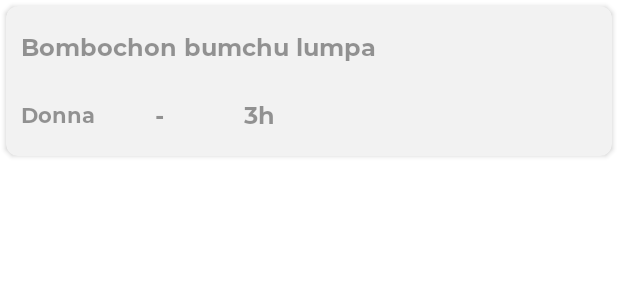
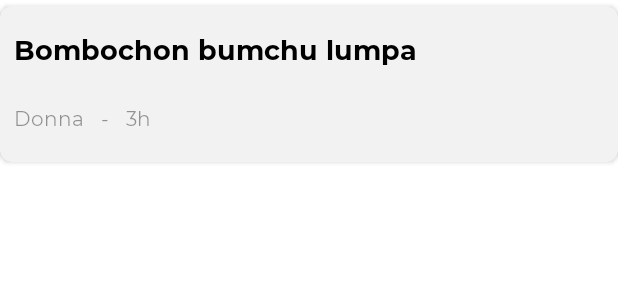
Before and after one commit to makhnnar/HNMob, an Android app: the layout view_holder_hit.xml on its own in the app's theme, with its tools: preview values and no code run, on a phone screen of 412 x 824 dp. Shown: the top 300 px of the screen. Run offline under Robolectric (Android 15) with nearby library versions, the phone set to English and light mode, and no system bars.

Commit message:
holder
:hammer: fixed style item

```diff
--- a/app/src/main/java/com/pedrogomez/hnmob/repository/local/HitsDao.kt
+++ b/app/src/main/java/com/pedrogomez/hnmob/repository/local/HitsDao.kt
@@ -7,10 +7,10 @@ import com.pedrogomez.hnmob.models.db.HitTable
 @Dao
 interface HitsDao {
 
-    @Query(value = "SELECT * from hit_table WHERE hit_table.isDeleted=:filter")
+    @Query(value = "SELECT * from hit_table WHERE hit_table.isDeleted=:filter ORDER BY created_at_i DESC")
     fun getAllHits(filter:Boolean = false): List<HitTable>
 
-    @Query(value = "SELECT * from hit_table WHERE hit_table.isDeleted=:filter")
+    @Query(value = "SELECT * from hit_table WHERE hit_table.isDeleted=:filter ORDER BY created_at_i DESC")
     fun observeHits(filter:Boolean = false): LiveData<List<HitTable>>
 
     @Insert(onConflict = OnConflictStrategy.IGNORE)
--- a/app/src/main/res/layout/view_holder_hit.xml
+++ b/app/src/main/res/layout/view_holder_hit.xml
@@ -5,8 +5,8 @@
     xmlns:tools="http://schemas.android.com/tools"
     android:id="@+id/itemRowContainer"
     android:layout_width="match_parent"
-    android:layout_height="100dp"
-    android:layout_margin="4dp"
+    android:layout_height="104dp"
+    android:layout_marginTop="4dp"
     app:cardCornerRadius="8dp"
     app:cardBackgroundColor="@color/white_gray">
 
@@ -14,12 +14,12 @@
         android:id="@+id/clBgCard"
         android:layout_width="match_parent"
         android:layout_height="match_parent"
-        android:layout_margin="2dp"
+        android:layout_margin="1dp"
         android:layout_gravity="center">
 
         <androidx.constraintlayout.widget.Guideline
             android:id="@+id/gdH33"
-            app:layout_constraintGuide_percent=".5"
+            app:layout_constraintGuide_percent=".70"
             android:layout_width="match_parent"
             android:layout_height="1dp"
             android:orientation="vertical" />
@@ -31,12 +31,13 @@
             android:layout_marginStart="8dp"
             android:layout_marginEnd="8dp"
             android:text="Bombochon bumchu lumpa"
-            android:textColor="@color/black_overlay"
+            android:textColor="@color/black"
             android:fontFamily="@font/montserrat_bold"
             android:maxLines="2"
             android:gravity="center_vertical"
-            app:autoSizeMaxTextSize="16sp"
-            app:autoSizeMinTextSize="12sp"
+            android:textSize="16sp"
+            app:autoSizeMaxTextSize="18sp"
+            app:autoSizeMinTextSize="14sp"
             app:autoSizeTextType="uniform"
             app:autoSizeStepGranularity="1sp"
             app:layout_constraintStart_toStartOf="parent"
@@ -46,62 +47,50 @@
 
         <androidx.appcompat.widget.AppCompatTextView
             android:id="@+id/tvAuthor"
-            android:layout_width="0dp"
+            android:layout_width="wrap_content"
             android:layout_height="40dp"
             android:layout_marginStart="8dp"
             android:layout_marginEnd="8dp"
             android:text="Donna"
             android:textColor="@color/black_overlay"
-            android:fontFamily="@font/montserrat_bold"
+            android:fontFamily="@font/montserrat_regular"
             android:maxLines="1"
             android:gravity="center_vertical"
-            app:autoSizeMaxTextSize="16sp"
-            app:autoSizeMinTextSize="12sp"
-            app:autoSizeTextType="uniform"
-            app:autoSizeStepGranularity="1sp"
+            android:textSize="13sp"
             app:layout_constraintTop_toBottomOf="@id/tvTitle"
             app:layout_constraintStart_toStartOf="parent"
-            app:layout_constraintEnd_toStartOf="@id/tvSeparator"
             app:layout_constraintBottom_toBottomOf="parent"/>
 
         <androidx.appcompat.widget.AppCompatTextView
             android:id="@+id/tvSeparator"
-            android:layout_width="0dp"
+            android:layout_width="wrap_content"
             android:layout_height="40dp"
             android:layout_marginStart="8dp"
             android:layout_marginEnd="8dp"
             android:text=" - "
             android:textColor="@color/black_overlay"
-            android:fontFamily="@font/montserrat_bold"
+            android:fontFamily="@font/montserrat_regular"
             android:maxLines="1"
             android:gravity="center"
-            app:autoSizeMaxTextSize="16sp"
-            app:autoSizeMinTextSize="12sp"
-            app:autoSizeTextType="uniform"
-            app:autoSizeStepGranularity="1sp"
+            android:textSize="13sp"
             app:layout_constraintTop_toBottomOf="@id/tvTitle"
             app:layout_constraintStart_toEndOf="@id/tvAuthor"
-            app:layout_constraintEnd_toStartOf="@id/tvCreated"
             app:layout_constraintBottom_toBottomOf="parent"/>
 
         <androidx.appcompat.widget.AppCompatTextView
             android:id="@+id/tvCreated"
-            android:layout_width="0dp"
+            android:layout_width="wrap_content"
             android:layout_height="40dp"
             android:layout_marginStart="8dp"
             android:layout_marginEnd="8dp"
             android:text="3h"
             android:textColor="@color/black_overlay"
-            android:fontFamily="@font/montserrat_bold"
+            android:fontFamily="@font/montserrat_regular"
             android:maxLines="1"
-            android:gravity="center"
-            app:autoSizeMaxTextSize="16sp"
-            app:autoSizeMinTextSize="12sp"
-            app:autoSizeTextType="uniform"
-            app:autoSizeStepGranularity="1sp"
+            android:gravity="center_vertical"
+            android:textSize="13sp"
             app:layout_constraintTop_toBottomOf="@id/tvTitle"
             app:layout_constraintStart_toEndOf="@id/tvSeparator"
-            app:layout_constraintEnd_toStartOf="@id/gdH33"
             app:layout_constraintBottom_toBottomOf="parent"/>
 
     </androidx.constraintlayout.widget.ConstraintLayout>
```
Also changed, not shown: app/src/main/java/com/pedrogomez/hnmob/view/hitsslist/view/listadapter/HitViewHolder.kt (+36 -3 lines).
